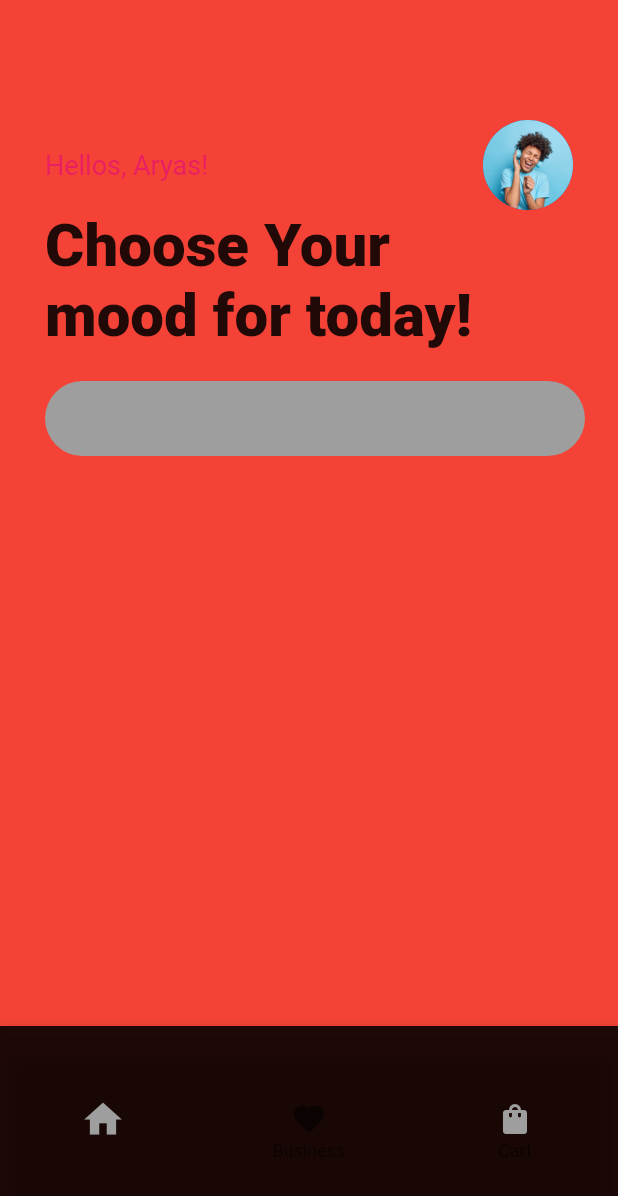
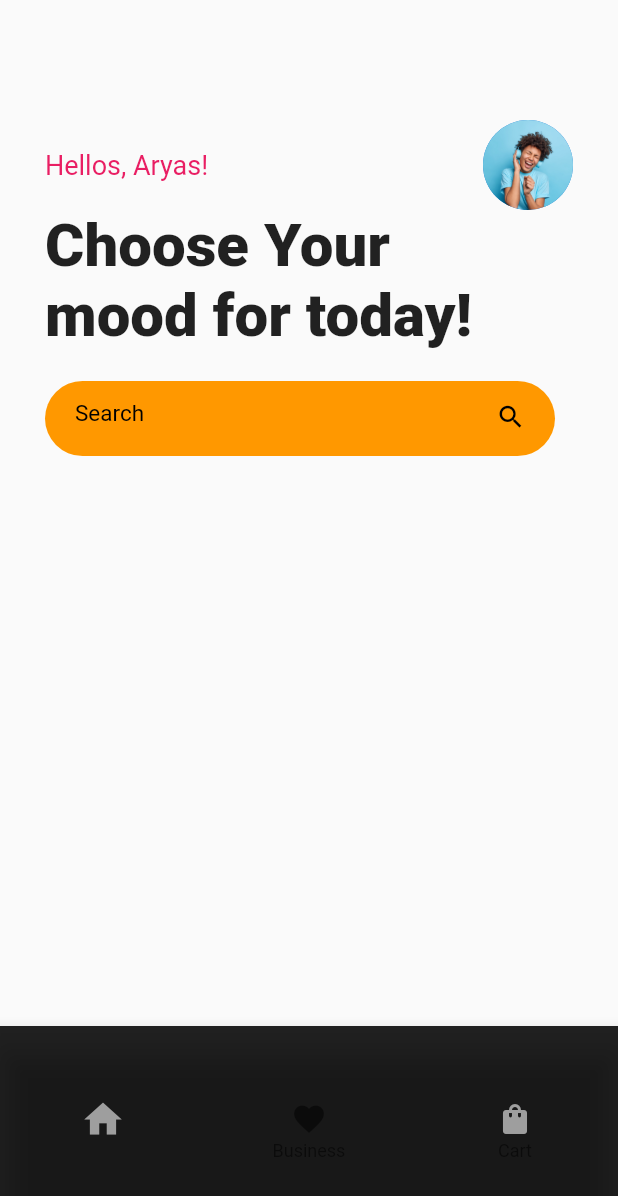
Before and after one commit to naveensinghp/flutter_eshop, a Flutter app: the screen it shows after launch, after a tap on the "arrow forward" icon, on a phone screen of 412 x 824 dp. Shown: the top 1196 px of the screen. Run offline on Flutter 3.47's test engine with Material 2 defaults, Android fonts, the phone set to English and light mode, and no system bars.

Commit message:
Worked on Search Bar

```diff
--- a/lib/bottommenu.dart
+++ /dev/null
@@ -1 +0,0 @@
-import 'package:flutter/material.dart';
--- a/lib/homepage.dart
+++ b/lib/homepage.dart
@@ -1,5 +1,4 @@
 import 'package:flutter/material.dart';
-import 'package:flutter_eshop/colors.dart' as color;
 import 'package:flutter_eshop/secondpage.dart';
 //import 'package:flutter_eshop/homepagecard.dart';
 
--- a/lib/model/data.dart
+++ b/lib/model/data.dart
@@ -1,4 +1,3 @@
-import 'package:flutter/material.dart';
 
 class Data {
   final String homePageFirstTitle;
--- a/lib/secondpage.dart
+++ b/lib/secondpage.dart
@@ -6,12 +6,13 @@ void main() => runApp(const ProductPage());
 class ProductPage extends StatelessWidget {
   const ProductPage({Key? key}) : super(key: key);
 
-
+  static const String _title = 'Flutter Code Sample';
 
   @override
   Widget build(BuildContext context) {
     return const MaterialApp(
       debugShowCheckedModeBanner: false,
+      title: _title,
       color: Colors.green,
       home: MyStatefulWidget(),
     );
@@ -55,7 +56,6 @@ class _MyStatefulWidgetState extends State<MyStatefulWidget> {
   @override
   Widget build(BuildContext context) {
     return Scaffold(
-      backgroundColor: Colors.red,
       body: Container(
         padding: const EdgeInsets.only(left: 30, top: 80),
         child: Column(
@@ -102,17 +102,29 @@ class _MyStatefulWidgetState extends State<MyStatefulWidget> {
               children: <Widget>[
                 Container(
                   height: 50,
-                  width: 360,
-                  decoration: BoxDecoration(
-                     color: Colors.grey,
-                    borderRadius: BorderRadius.circular(30)
+                  width: 340,
+                  padding: const EdgeInsets.only(left: 20),
+                  decoration: const BoxDecoration(
+                    color: Colors.orange,
+                    borderRadius: BorderRadius.all(Radius.circular(30))
                   ),
-                  // child: const TextField(
-                  //   decoration: InputDecoration(
-                  //     border: OutlineInputBorder(),
-                  //     hintText: 'Search',
-                  //   ),
-                  // ),
+                  child: const TextField(
+                    style: TextStyle(fontSize: 16,color: Colors.black),
+                    cursorColor: Colors.grey,
+                    decoration: InputDecoration(
+                      border: InputBorder.none,
+                      suffixIcon: Padding(
+                        padding: EdgeInsetsDirectional.only(end: 11.0),
+                        child: Icon(
+                          Icons.search,
+                          color: Colors.black,
+                          size:20
+                        ),
+                      ),
+                      hintText: "Search",
+                      hintStyle: TextStyle(fontSize: 15,color: Colors.black)
+                    ),
+                  )
                 )
               ],
             )
```
